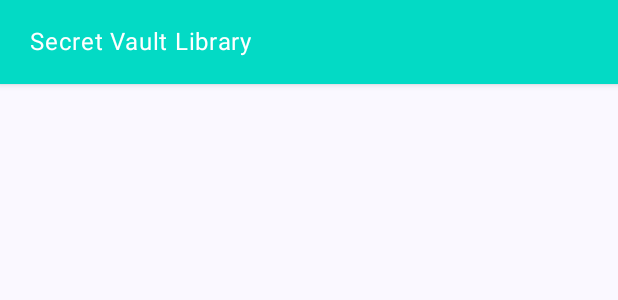
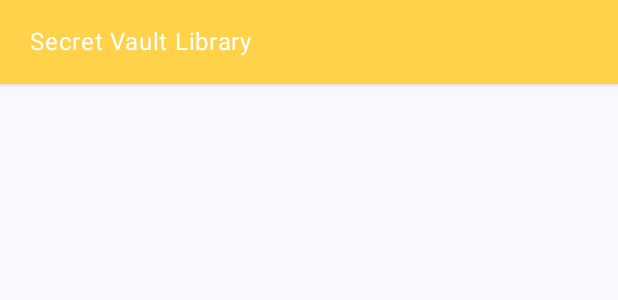
Before and after one commit to SusanaGit/secret-vault-library, an Android app built with Jetpack Compose: the @Preview function GreetingPreview, on a phone screen of 412 x 824 dp. Shown: the top 300 px of the screen. Run offline under Robolectric (Android 15) with nearby library versions, the phone set to English and light mode, and no system bars.

Commit message:
add color bar

```diff
--- a/app/src/main/java/com/example/secret_vault_library/Bar.kt
+++ b/app/src/main/java/com/example/secret_vault_library/Bar.kt
@@ -25,6 +25,6 @@ fun BarView(
             )
         },
         elevation = 3.dp,
-        backgroundColor = colorResource(id = R.color.teal_200)
+        backgroundColor = colorResource(id = R.color.bar)
     )
 }
--- a/app/src/main/res/values/colors.xml
+++ b/app/src/main/res/values/colors.xml
@@ -7,4 +7,5 @@
     <color name="teal_700">#FF018786</color>
     <color name="black">#FF000000</color>
     <color name="white">#FFFFFFFF</color>
+    <color name="bar">#FFD24A</color>
 </resources>
```
